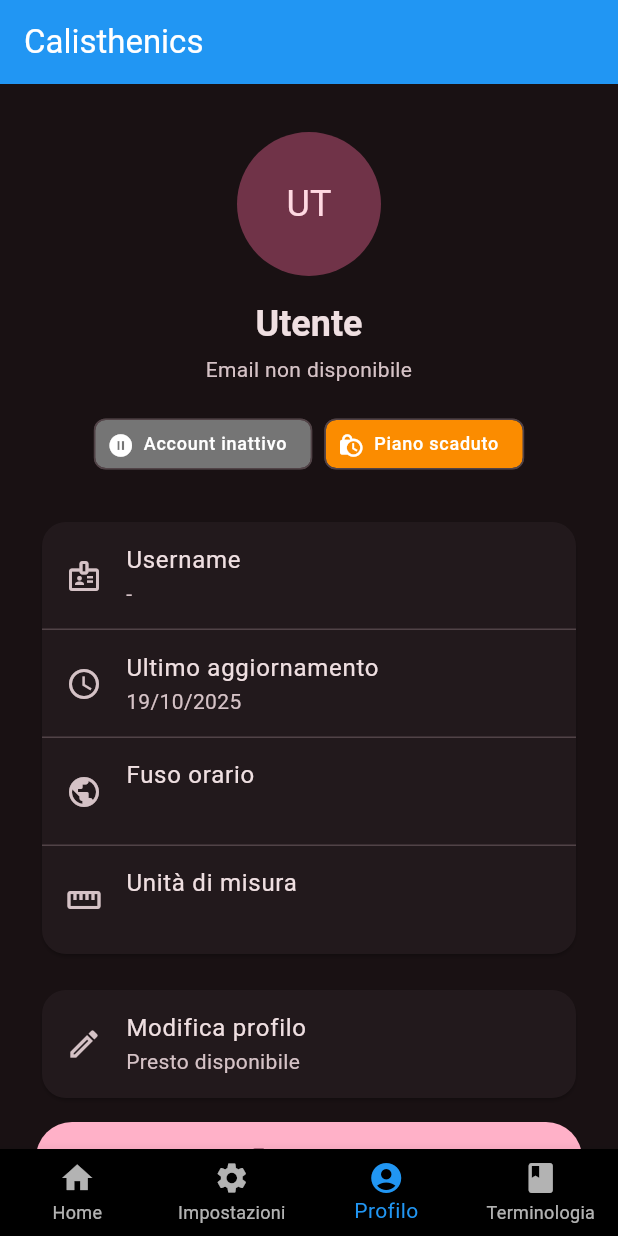
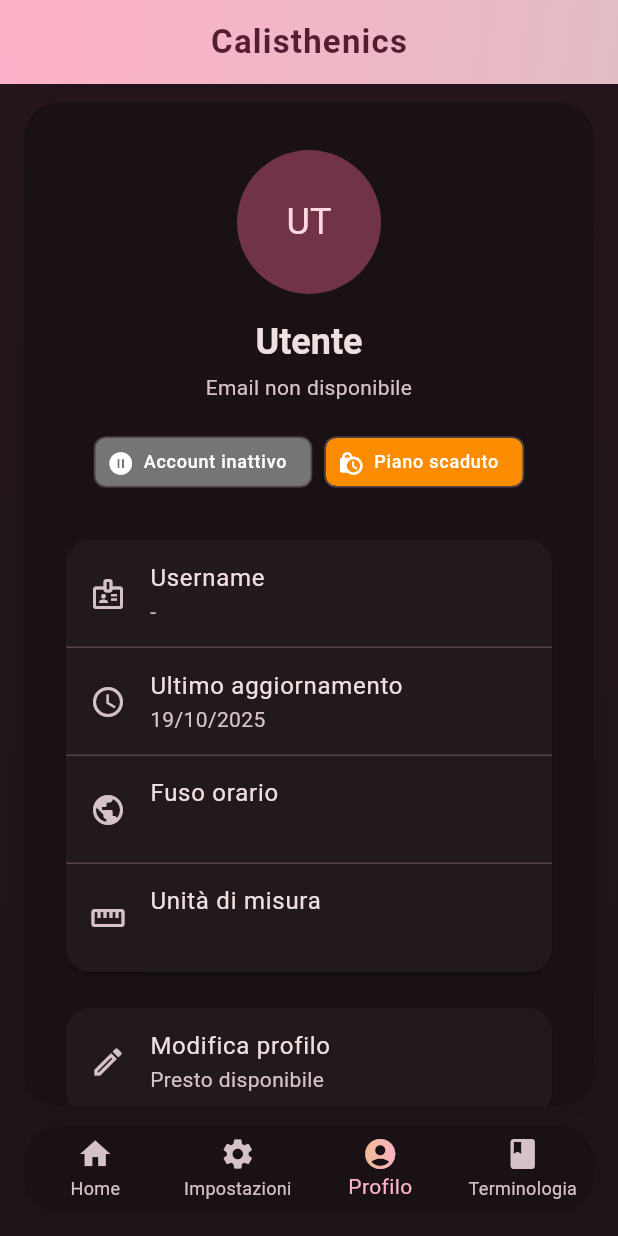
Before and after one commit to igodip/calisthenics-app, a Flutter app: the screen it shows once a user with an empty profile is signed in, item 3 of the bottom bar chosen, on a phone screen of 412 x 824 dp. Run offline on Flutter 3.47's test engine with Material 3 defaults, Android fonts, the phone set to English and light mode, and no system bars; our stand-ins replace app_links, camera, supabase_flutter; missing offline and left inert: google_mlkit_pose_detection, mrx_charts; accounts and stored records are empty; statements that could not run were skipped.

Commit message:
Enhance main page visuals

```diff
--- a/lib/pages/main.dart
+++ b/lib/pages/main.dart
@@ -68,6 +68,40 @@ class _HomePageState extends State<HomePage> {
 
   @override
   Widget build(BuildContext context) {
+    final theme = Theme.of(context);
+    final colorScheme = theme.colorScheme;
+
+    final navigationItems = [
+      _NavigationItem(
+        icon: Icons.home,
+        label: 'Home',
+        gradient: LinearGradient(
+          colors: [colorScheme.primary, colorScheme.secondary],
+        ),
+      ),
+      _NavigationItem(
+        icon: Icons.settings,
+        label: 'Impostazioni',
+        gradient: LinearGradient(
+          colors: [colorScheme.secondary, colorScheme.tertiary],
+        ),
+      ),
+      _NavigationItem(
+        icon: Icons.account_circle,
+        label: 'Profilo',
+        gradient: LinearGradient(
+          colors: [colorScheme.tertiary, colorScheme.primary],
+        ),
+      ),
+      _NavigationItem(
+        icon: Icons.book,
+        label: 'Terminologia',
+        gradient: LinearGradient(
+          colors: [colorScheme.primary, colorScheme.error],
+        ),
+      ),
+    ];
+
     final List<Widget> pages = [
       HomeContent(),
       const Center(child: Text('Impostazioni')),
@@ -76,24 +110,163 @@ class _HomePageState extends State<HomePage> {
     ];
 
     return Scaffold(
-      appBar: AppBar(title: Text(widget.title)),
-      body: pages[selectedIndex],
-
-      bottomNavigationBar: BottomNavigationBar(
+      extendBody: true,
+      appBar: AppBar(
+        centerTitle: true,
+        elevation: 0,
+        title: Text(
+          widget.title,
+          style: theme.textTheme.titleLarge?.copyWith(
+            color: colorScheme.onPrimary,
+            fontWeight: FontWeight.w700,
+            letterSpacing: 0.8,
+          ),
+        ),
+        flexibleSpace: Container(
+          decoration: BoxDecoration(
+            gradient: LinearGradient(
+              colors: [colorScheme.primary, colorScheme.secondary],
+              begin: Alignment.topLeft,
+              end: Alignment.bottomRight,
+            ),
+          ),
+        ),
+      ),
+      body: Container(
+        decoration: BoxDecoration(
+          gradient: LinearGradient(
+            colors: [
+              colorScheme.primaryContainer.withOpacity(0.12),
+              colorScheme.secondaryContainer.withOpacity(0.08),
+            ],
+            begin: Alignment.topCenter,
+            end: Alignment.bottomCenter,
+          ),
+        ),
+        child: SafeArea(
+          child: AnimatedSwitcher(
+            duration: const Duration(milliseconds: 300),
+            switchInCurve: Curves.easeInOutCubic,
+            switchOutCurve: Curves.easeInOutCubic,
+            transitionBuilder: (child, animation) {
+              return FadeTransition(
+                opacity: animation,
+                child: SlideTransition(
+                  position: Tween<Offset>(
+                    begin: const Offset(0.05, 0.02),
+                    end: Offset.zero,
+                  ).animate(animation),
+                  child: child,
+                ),
+              );
+            },
+            child: Container(
+              key: ValueKey<int>(selectedIndex),
+              padding: const EdgeInsets.symmetric(horizontal: 16, vertical: 12),
+              child: DecoratedBox(
+                decoration: BoxDecoration(
+                  color: theme.cardColor.withOpacity(0.9),
+                  borderRadius: BorderRadius.circular(24),
+                  boxShadow: [
+                    BoxShadow(
+                      color: Colors.black.withOpacity(0.06),
+                      offset: const Offset(0, 12),
+                      blurRadius: 24,
+                    ),
+                  ],
+                ),
+                child: ClipRRect(
+                  borderRadius: BorderRadius.circular(24),
+                  child: pages[selectedIndex],
+                ),
+              ),
+            ),
+          ),
+        ),
+      ),
+      bottomNavigationBar: Padding(
+        padding: const EdgeInsets.fromLTRB(16, 0, 16, 16),
+        child: DecoratedBox(
+          decoration: BoxDecoration(
+            color: theme.colorScheme.surface,
+            borderRadius: BorderRadius.circular(24),
+            boxShadow: [
+              BoxShadow(
+                color: Colors.black.withOpacity(0.08),
+                offset: const Offset(0, 10),
+                blurRadius: 32,
+              ),
+            ],
+          ),
+          child: ClipRRect(
+            borderRadius: BorderRadius.circular(24),
+            child: BottomNavigationBar(
+              backgroundColor: Colors.transparent,
+              elevation: 0,
               type: BottomNavigationBarType.fixed,
               currentIndex: selectedIndex,
+              selectedItemColor: colorScheme.primary,
+              unselectedItemColor: colorScheme.onSurfaceVariant,
+              showUnselectedLabels: true,
               onTap: (int index) {
                 setState(() {
                   selectedIndex = index;
                 });
               },
-        items: const <BottomNavigationBarItem>[
-          BottomNavigationBarItem(icon: Icon(Icons.home), label: 'Home'),
-          BottomNavigationBarItem(icon: Icon(Icons.settings), label: 'Impostazioni'),
-          BottomNavigationBarItem(icon: Icon(Icons.account_circle), label: 'Profilo'),
-          BottomNavigationBarItem(icon: Icon(Icons.book), label: 'Terminologia'),
+              items: [
+                for (final item in navigationItems)
+                  BottomNavigationBarItem(
+                    icon: _GradientIcon(
+                      icon: item.icon,
+                      gradient: item.gradient,
+                      isActive: navigationItems.indexOf(item) == selectedIndex,
+                      inactiveColor: colorScheme.onSurfaceVariant,
+                    ),
+                    label: item.label,
+                  ),
               ],
+            ),
+          ),
+        ),
       ),
     );
   }
 }
+
+class _NavigationItem {
+  const _NavigationItem({
+    required this.icon,
+    required this.label,
+    required this.gradient,
+  });
+
+  final IconData icon;
+  final String label;
+  final Gradient gradient;
+}
+
+class _GradientIcon extends StatelessWidget {
+  const _GradientIcon({
+    required this.icon,
+    required this.gradient,
+    required this.isActive,
+    required this.inactiveColor,
+  });
+
+  final IconData icon;
+  final Gradient gradient;
+  final bool isActive;
+  final Color inactiveColor;
+
+  @override
+  Widget build(BuildContext context) {
+    if (!isActive) {
+      return Icon(icon, color: inactiveColor);
+    }
+
+    return ShaderMask(
+      shaderCallback: (bounds) => gradient.createShader(bounds),
+      child: Icon(icon, color: Colors.white),
+    );
+  }
+}
```
Lines whose indentation alone changed are shown as unchanged.
